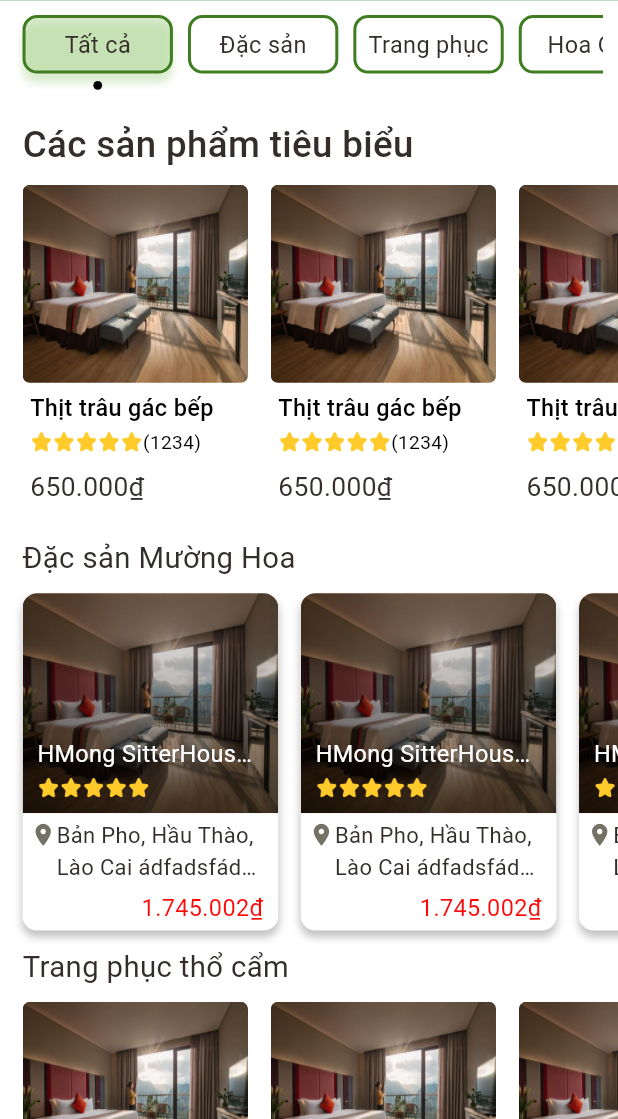
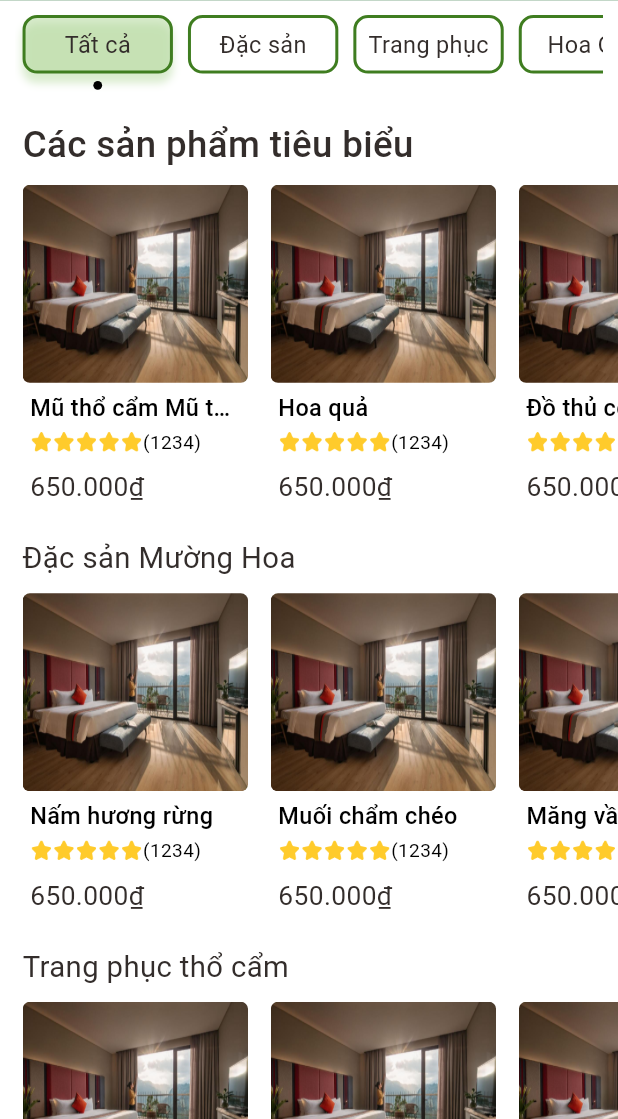
Before and after one commit to PVLama/htx_app, a Flutter app: the screen it shows after launch, after a tap on "Sản Phẩm", on a phone screen of 412 x 824 dp, the part 117-1236 px from its top. Run offline on Flutter 3.47's test engine with Material 3 defaults, Android fonts, the phone set to English and light mode, and no system bars; our stand-ins replace carousel_slider, get, smooth_page_indicator; network calls fail.

Commit message:
update các trang về product và xử lý luồng

```diff
--- /dev/null
+++ b/lib/data/products_data.dart
@@ -0,0 +1,42 @@
+class ProductData {
+  // Singleton instance
+  static final ProductData _instance = ProductData._internal();
+
+  // Danh sách tên sản phẩm
+  List<String> nameProduct = [
+    "Mũ thổ cẩm Mũ thổ cẩm okok",
+    "Hoa quả",
+    "Đồ thủ công",
+    "Váy thổ cẩm",
+    "Đồ uống",
+    "Đồ uống",
+  ];
+
+  List<String> dacSan = [
+    "Nấm hương rừng",
+    "Muối chẩm chéo",
+    "Măng vầu Sapa",
+    "Tương ớt Mường Khương",
+    "Thịt trâu gác bếp",
+    "Ô mai trám",
+  ];
+
+  List<String> hoaQua = [
+    "Mận Sapa",
+    "Đào",
+    "Mắc cọp",
+    "Quả lọ",
+    "Quả chai",
+    "Ô mai trám",
+  ];
+
+
+  factory ProductData() {
+    return _instance;
+  }
+
+  ProductData._internal();
+}
+
+// Sử dụng:
+ProductData productData = ProductData();
--- a/lib/utills/responsives/dimentions.dart
+++ b/lib/utills/responsives/dimentions.dart
@@ -62,6 +62,7 @@ class Dimentions{
   static double font16 = screenHeight/52.687;
   static double font18 = screenHeight/46.83;
   static double font20 = screenHeight/42.15;
+  static double font24 = screenHeight/35.125;
   static double font25 = screenHeight/33.72;
 
 
--- a/lib/views/pages/book_homestay_page.dart
+++ b/lib/views/pages/book_homestay_page.dart
@@ -1,4 +1,5 @@
 import 'package:flutter/material.dart';
+import 'package:htx_mh/utills/text/big_text.dart';
 
 import '../../resources/colors.dart';
 import '../../utills/responsives/dimentions.dart';
@@ -28,6 +29,11 @@ class _TourPageState extends State<BookHomeStayPage> {
     pinned: false,
     backgroundColor: wcolor,
     expandedHeight: Dimentions.expandedHeight,
-    title: AccountPage(),
+    title: Container(
+      height: 200,
+      width:200,
+      color: Colors.green,
+      child: Center(child: BigText(text: "Trang HomeStay",)),
+    ),
   );
 }
--- /dev/null
+++ b/lib/views/pages/guide_tour_page.dart
@@ -0,0 +1,13 @@
+import 'package:flutter/material.dart';
+import 'package:htx_mh/utills/text/big_text.dart';
+
+class GuideTourPage extends StatelessWidget {
+  const GuideTourPage({Key? key}) : super(key: key);
+
+  @override
+  Widget build(BuildContext context) {
+    return Scaffold(
+      body: Center(child: BigText(text: "GuideTourPage"),),
+    );
+  }
+}
--- a/lib/views/pages/home_page.dart
+++ b/lib/views/pages/home_page.dart
@@ -2,6 +2,7 @@ import 'package:flutter/material.dart';
 import 'package:htx_mh/resources/app_assets.dart';
 import 'package:htx_mh/utills/responsives/dimentions.dart';
 
+import '../../data/products_data.dart';
 import '../../resources/colors.dart';
 import '../widgets/homepage_widgets/book_guide_list.dart';
 import '../widgets/homepage_widgets/flexible_title_home.dart';
@@ -10,8 +11,8 @@ import '../widgets/homepage_widgets/product_list.dart';
 import '../widgets/homepage_widgets/tour_slide_widget.dart';
 
 class HomePage extends StatefulWidget {
-  const HomePage({super.key});
 
+  const HomePage({super.key,});
   @override
   State<HomePage> createState() => _HomePageState();
 }
@@ -42,7 +43,7 @@ class _HomePageState extends State<HomePage> {
     expandedHeight: Dimentions.expandedHeight,
     toolbarHeight: Dimentions.toolbarHeight,
     flexibleSpace: FlexibleSpaceBar(
-      title: FlexibleTitleHome(),
+      title: const FlexibleTitleHome(),
       centerTitle: true,
       titlePadding: EdgeInsets.only(top: Dimentions.height20 * 2),
       background: Stack(
@@ -89,8 +90,8 @@ class _HomePageState extends State<HomePage> {
   Widget productList() => SliverToBoxAdapter(
     child: Container(
       width: MediaQuery.of(context).size.width,
-      margin: EdgeInsets.only(top: Dimentions.height15, bottom: Dimentions.height20,),
-      child: const ProductListHomePage(),
+      margin: EdgeInsets.only(top: Dimentions.height20, bottom: Dimentions.height20,),
+      child:  ProductListHomePage(),
     ),
   );
 
--- a/lib/views/pages/product_page.dart
+++ b/lib/views/pages/product_page.dart
@@ -4,11 +4,12 @@ import 'package:htx_mh/utills/responsives/dimentions.dart';
 import 'package:htx_mh/utills/text/big_text.dart';
 import 'package:htx_mh/utills/text/middle_text.dart';
 
+import '../../data/products_data.dart';
 import '../../resources/colors.dart';
 import '../widgets/custom_widgets/custom_search.dart';
+import '../widgets/item_list/product_items.dart';
 import '../widgets/navigations_menu.dart';
 import '../widgets/productpage_widgets/all_product.dart';
-import '../widgets/productpage_widgets/all_product_list.dart';
 
 class ProductPage extends StatefulWidget {
   const ProductPage({Key? key}) : super(key: key);
@@ -20,7 +21,6 @@ class ProductPage extends StatefulWidget {
 class _ProductPageState extends State<ProductPage> {
 
   int current = 0;
-
   final List<Widget> _texts = [
     MiddleText(text: "Tất cả",),
     MiddleText(text: "Đặc sản",),
@@ -30,15 +30,22 @@ class _ProductPageState extends State<ProductPage> {
     MiddleText(text: "Đồ thủ công",),
   ];
 
-  final List<Widget> _pages = [
-    const AllProducts(),
-    ProductList(),
-    Icon(Icons.abc, size: 50),
-    Icon(Icons.ac_unit_rounded, size: 50),
-    Icon(Icons.query_stats, size: 50),
-    Icon(Icons.star, size: 50),
-  ];
-
+  late List<List<Widget>> _pages;
+  @override
+  void initState() {
+    super.initState();
+    _initializePages();
+  }
+  void _initializePages() {
+    _pages = [
+      [const AllProducts()],
+      productData.dacSan.map((product) => ProductItemsList(productName: product, containerWidth: Dimentions.width180, marginRight: 1, fontSize: 18, maxLines: 2,),).toList(),
+      productData.dacSan.map((product) => ProductItemsList(productName: product, containerWidth: Dimentions.width180, marginRight: 1, fontSize: 18,)).toList(),
+      productData.hoaQua.map((product) => ProductItemsList(productName: product, containerWidth: Dimentions.width180, marginRight: 1, fontSize: 18,)).toList(),
+      productData.dacSan.map((product) => ProductItemsList(productName: product, containerWidth: Dimentions.width180, marginRight: 1, fontSize: 18,)).toList(),
+      productData.hoaQua.map((product) => ProductItemsList(productName: product, containerWidth: Dimentions.width180, marginRight: 1, fontSize: 18,)).toList(),
+    ];
+  }
   @override
   Widget build(BuildContext context) {
     return Scaffold(
@@ -154,6 +161,22 @@ class _ProductPageState extends State<ProductPage> {
   );
 
   Widget buildBody() => Expanded(
-    child: _pages[current]
+    child: _pages[current].isEmpty ? const SizedBox() : current == 0 ? SingleChildScrollView(
+      child: Column(
+        children: _pages[current],
+      ),
+    ) : GridView.builder(
+        itemCount: _pages[current].length,
+        gridDelegate: const SliverGridDelegateWithFixedCrossAxisCount(
+            crossAxisCount: 2,
+            childAspectRatio: 0.73
+        ),
+        itemBuilder: (BuildContext context, int index){
+          return Container(
+              margin: EdgeInsets.symmetric(horizontal: Dimentions.width10, vertical: Dimentions.height10),
+              child: _pages[current][index]
+          );
+        }
+    ),
   );
 }
--- a/lib/views/widgets/custom_widgets/custom_search.dart
+++ b/lib/views/widgets/custom_widgets/custom_search.dart
@@ -8,7 +8,7 @@ class CustomSearch extends SearchDelegate{
     "Mũ thổ cẩm",
     "Hoa quả",
     "Đồ thủ công",
-    "dsádfdsfad",
+    "Váy thổ cẩm",
     "Thịt trâu",
   ];
 
@@ -59,9 +59,7 @@ class CustomSearch extends SearchDelegate{
         return ListTile(
           title: Text(suggest),
           onTap: (){
-            Navigator.push(
-              context,
-              MaterialPageRoute(builder: (context) => DetailPage(data: suggest)),
+            Navigator.push(context, MaterialPageRoute(builder: (context) => DetailPage(data: suggest)),
             );
             // query = suggest;
             // showResults(context);
--- a/lib/views/widgets/homepage_widgets/book_guide_list.dart
+++ b/lib/views/widgets/homepage_widgets/book_guide_list.dart
@@ -16,8 +16,8 @@ class BookGuideList extends StatelessWidget {
     return Column(
       crossAxisAlignment: CrossAxisAlignment.start,
       children: [
-        BigText(text: "Tour du lịch yêu thích", size: Dimentions.font25,),
-        MiddleText(text: "Tour du lịch hot nhất được HTX Mường Hoa đề xuất", size: Dimentions.font16,),
+        BigText(text: "Tour du lịch yêu thích", size: Dimentions.font24,),
+        MiddleText(text: "Tour du lịch hot nhất được HTX Mường Hoa đề xuất", size: Dimentions.font15,),
         listImage(context),
       ],
     );
@@ -128,7 +128,7 @@ class BookGuideList extends StatelessWidget {
                 ),
               ),
             ),
-            child: BigText(text: "Xem tất cả", size: Dimentions.font16,),
+            child: BigText(text: "Xem tất cả", size: Dimentions.font15,),
           ),
         ),
       ],
--- a/lib/views/widgets/homepage_widgets/flexible_title_home.dart
+++ b/lib/views/widgets/homepage_widgets/flexible_title_home.dart
@@ -2,6 +2,8 @@ import 'package:flutter/material.dart';
 import 'package:htx_mh/resources/app_assets.dart';
 import 'package:htx_mh/utills/responsives/dimentions.dart';
 import 'package:htx_mh/utills/text/small_text.dart';
+import 'package:htx_mh/views/pages/book_homestay_page.dart';
+import 'package:htx_mh/views/pages/guide_tour_page.dart';
 
 import '../../../resources/colors.dart';
 import '../../pages/product_page.dart';
@@ -77,16 +79,16 @@ class _FlexibleTitleHomeState extends State<FlexibleTitleHome> {
             onTap: (){
               switch (index) {
                 case 0:
-                  print('Trang tour');
+                  print("Trang tour");
                   break;
                 case 1:
-                  print('Trang HomeStay');
+                  Navigator.push(context, MaterialPageRoute(builder: (context) => const BookHomeStayPage()),); // Chuyển hướng đến trang ProductPage
                   break;
                 case 2:
                   Navigator.push(context, MaterialPageRoute(builder: (context) => const ProductPage()));
                   break;
                 case 3:
-                  print('Trang cẩm nang');
+                  Navigator.push(context, MaterialPageRoute(builder: (context) => const GuideTourPage()));
                   break;
                 default:
                   break;
--- a/lib/views/widgets/homepage_widgets/product_list.dart
+++ b/lib/views/widgets/homepage_widgets/product_list.dart
@@ -2,13 +2,14 @@ import 'package:flutter/material.dart';
 import 'package:htx_mh/utills/responsives/dimentions.dart';
 import 'package:htx_mh/utills/text/middle_text.dart';
 
+import '../../../data/products_data.dart';
 import '../../../resources/colors.dart';
 import '../../../utills/text/big_text.dart';
 import '../../pages/product_page.dart';
 import '../item_list/product_items.dart';
 
 class ProductListHomePage extends StatefulWidget {
-  const ProductListHomePage({Key? key}) : super(key: key);
+  const ProductListHomePage({Key? key,}) : super(key: key);
 
   @override
   State<ProductListHomePage> createState() => _HomeStayListState();
@@ -20,12 +21,6 @@ class _HomeStayListState extends State<ProductListHomePage> {
     Colors.yellowAccent,
     Colors.green,
     Colors.purpleAccent,
-    Colors.blueGrey,
-  ];
-  final List<Color> img = [
-    Colors.yellowAccent,
-    Colors.green,
-    Colors.black,
     Colors.blueGrey,
   ];
 
@@ -41,8 +36,8 @@ class _HomeStayListState extends State<ProductListHomePage> {
             child: Column(
               crossAxisAlignment: CrossAxisAlignment.start,
               children: [
-                BigText(text: "Các sản phẩm tại Mường Hoa", size: Dimentions.font25,),
-                MiddleText(text: "Món ăn đặc sản và quà lưu niệm không thể bỏ qua", size: Dimentions.font16,)
+                BigText(text: "Các sản phẩm tại Mường Hoa", size: Dimentions.font24,),
+                MiddleText(text: "Món ăn đặc sản và quà lưu niệm không thể bỏ qua", size: Dimentions.font15,)
               ],
             ),
           ),
@@ -61,7 +56,7 @@ class _HomeStayListState extends State<ProductListHomePage> {
                   }
                   return Container(
                     margin: margin,
-                      child: const ProductItemsList()
+                      child: ProductItemsList(productName: productData.nameProduct[index],)
                   );
                 }),
           ),
@@ -84,7 +79,7 @@ class _HomeStayListState extends State<ProductListHomePage> {
                         ),
                     ),
                   ),
-                  child: BigText(text: "Xem tất cả", size: Dimentions.font16,),
+                  child: BigText(text: "Xem tất cả", size: Dimentions.font15,),
           ),
             ),
           ),
--- a/lib/views/widgets/item_list/product_items.dart
+++ b/lib/views/widgets/item_list/product_items.dart
@@ -1,7 +1,9 @@
 import 'package:flutter/material.dart';
 import 'package:htx_mh/utills/responsives/dimentions.dart';
 import 'package:htx_mh/utills/text/big_text.dart';
+import 'package:htx_mh/views/pages/detail_product_page.dart';
 
+import '../../../data/products_data.dart';
 import '../../../resources/app_assets.dart';
 import '../../../resources/colors.dart';
 import '../../../utills/text/middle_text.dart';
@@ -11,15 +13,24 @@ class ProductItemsList extends StatelessWidget {
   final double containerWidth;
   final double marginRight;
   final double fontSize;
+  final int maxLines;
+  final String productName;
+
   const ProductItemsList({Key? key,
+    required this.productName,
     this.containerWidth = 0,
     this.marginRight = 0,
     this.fontSize = 0,
+    this.maxLines = 0,
   }) : super(key: key);
 
   @override
   Widget build(BuildContext context) {
-    return Container(
+    return InkWell(
+      onTap: (){
+        Navigator.push(context, MaterialPageRoute(builder: (context) =>  DetailPage(data: productName,)),);
+      },
+      child: Container(
         width: containerWidth == 0? Dimentions.width50*3:containerWidth,
         margin: EdgeInsets.only(right: marginRight == 0? Dimentions.width15:marginRight, top: Dimentions.height10),
         child: Column(
@@ -51,7 +62,7 @@ class ProductItemsList extends StatelessWidget {
                     children: [
                       SizedBox(
                           width: Dimentions.width50*3,
-                        child: BigText(text: "Thịt trâu gác bếp",size: fontSize == 0? Dimentions.font16:fontSize, color: bcolor, maxLines: 1,)
+                          child: BigText(text: productName,size: fontSize == 0? Dimentions.font16:fontSize, color: bcolor, maxLines: maxLines == 0? 1: maxLines,)
                       ),
                       SizedBox(height: Dimentions.height10/2,),
                       Row(
@@ -76,6 +87,7 @@ class ProductItemsList extends StatelessWidget {
             ),
           ],
         ),
+      ),
     );
   }
 }
--- a/lib/views/widgets/productpage_widgets/all_product.dart
+++ b/lib/views/widgets/productpage_widgets/all_product.dart
@@ -1,26 +1,18 @@
 import 'package:flutter/material.dart';
+import '../../../data/products_data.dart';
 import '../../../utills/responsives/dimentions.dart';
 import '../../../utills/text/big_text.dart';
 import '../../../utills/text/middle_text.dart';
-import '../item_list/homestay_items.dart';
 import '../item_list/product_items.dart';
 
 class AllProducts extends StatefulWidget {
-  const AllProducts({Key? key}) : super(key: key);
+  const AllProducts({Key? key,}) : super(key: key);
 
   @override
   State<AllProducts> createState() => _AllProductState();
 }
 
 class _AllProductState extends State<AllProducts> {
-
-  final List<Widget> productWidgets = [
-    ProductItemsList(),
-    HomeStayItems(),
-    ProductItemsList(),
-    ProductItemsList(),
-    ProductItemsList()
-  ];
 
   final List<Widget> text = [
     BigText(text: "Các sản phẩm tiêu biểu", size: Dimentions.font25),
@@ -32,21 +24,40 @@ class _AllProductState extends State<AllProducts> {
 
   @override
   Widget build(BuildContext context) {
+    final List<String> productNames = productData.nameProduct;
+    final List<String> productHoaQua = productData.hoaQua;
+    final List<String> productDacSan = productData.dacSan;
+
     return SingleChildScrollView(
       scrollDirection: Axis.vertical,
       child: Column(
         children: [
-          buildAllProduct(productWidgets[0], text[0]),
-          buildAllProduct(productWidgets[1], text[1]),
-          buildAllProduct(productWidgets[2], text[2]),
-          buildAllProduct(productWidgets[3], text[3]),
-          buildAllProduct(productWidgets[4], text[4]),
+          buildAllProduct(
+            productNames.map((productAll) => ProductItemsList(productName: productAll)).toList(),
+            BigText(text: "Các sản phẩm tiêu biểu", size: Dimentions.font25),
+          ),
+          buildAllProduct(
+            productDacSan.map((productDacSan) => ProductItemsList(productName: productDacSan)).toList(),
+            MiddleText(text: "Đặc sản Mường Hoa", size: Dimentions.font20),
+          ),
+          buildAllProduct(
+            productNames.map((productName) => ProductItemsList(productName: productName)).toList(),
+            MiddleText(text: "Trang phục thổ cẩm", size: Dimentions.font20),
+          ),
+          buildAllProduct(
+            productHoaQua.map((productHoaQua) => ProductItemsList(productName: productHoaQua)).toList(),
+            MiddleText(text: "Hoa quả bốn mùa", size: Dimentions.font20),
+          ),
+          buildAllProduct(
+            productNames.map((productName) => ProductItemsList(productName: productName)).toList(),
+            MiddleText(text: "Đồ uống", size: Dimentions.font20),
+          ),
         ],
       ),
     );
   }
 
-  Widget buildAllProduct(Widget productWidget, Widget textWidget) => Column(
+  Widget buildAllProduct(List<Widget> productWidgets, Widget textWidget) => Column(
     crossAxisAlignment: CrossAxisAlignment.start,
     children:[
       Padding(
@@ -60,7 +71,7 @@ class _AllProductState extends State<AllProducts> {
             physics: const BouncingScrollPhysics(),
             shrinkWrap: true,
             scrollDirection: Axis.horizontal,
-            itemCount: 5,
+            itemCount: productData.nameProduct.length,
             itemBuilder: (context, index){
               EdgeInsets margin = EdgeInsets.zero;
               if (index == 0) {
@@ -68,7 +79,7 @@ class _AllProductState extends State<AllProducts> {
               }
               return Container(
                 margin: margin,
-                  child: productWidget
+                  child: productWidgets[index]
               );
             }),
       ),
--- a/lib/views/widgets/productpage_widgets/all_product_list.dart
+++ /dev/null
@@ -1,35 +0,0 @@
-import 'package:flutter/material.dart';
-import 'package:htx_mh/utills/responsives/dimentions.dart';
-
-import '../item_list/product_items.dart';
-
-class ProductList extends StatefulWidget {
-  const ProductList({Key? key}) : super(key: key);
-
-  @override
-  State<ProductList> createState() => _ProductListState();
-}
-
-class _ProductListState extends State<ProductList> {
-  @override
-  Widget build(BuildContext context) {
-    return GridView.builder(
-      itemCount: 10,
-      gridDelegate: const SliverGridDelegateWithFixedCrossAxisCount(
-          crossAxisCount: 2,
-          childAspectRatio: 0.8
-      ),
-      itemBuilder: (BuildContext context, int index) {
-        return Container(
-          color: Colors.green,
-          margin: EdgeInsets.all(Dimentions.width10/2),
-            child: Center(
-                child: ProductItemsList(
-                  containerWidth: 180,
-                  marginRight: 1,
-                  fontSize: Dimentions.font18,
-            ))
-        );
-      },);
-  }
-}
```
Lines whose indentation alone changed are shown as unchanged.
